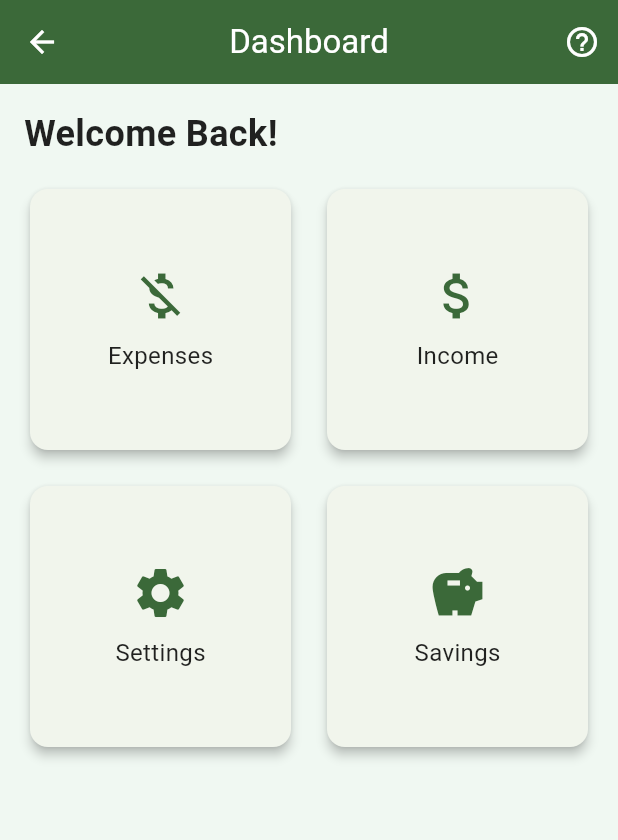
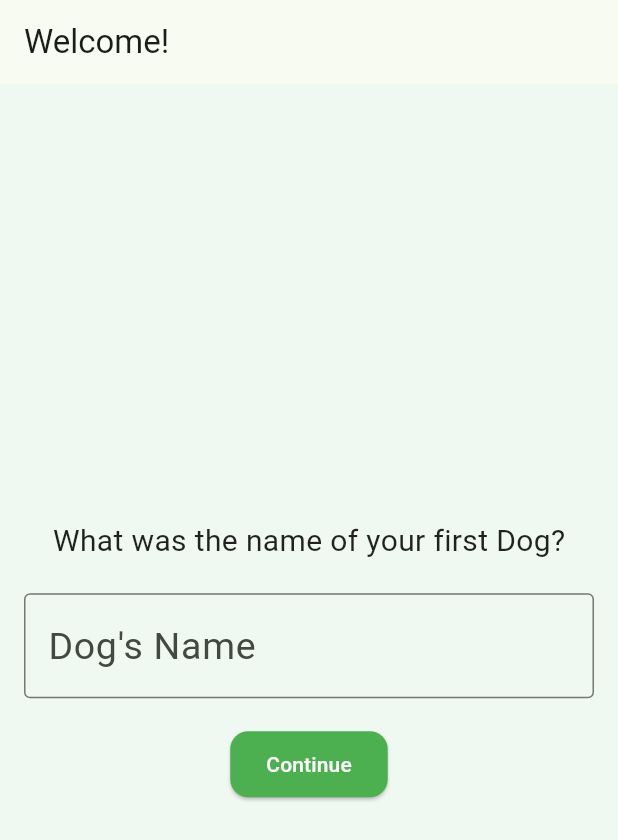
Before and after one commit to 64bitMagician/ExpenseTrackerApplication, a Flutter app: the screen it shows after launch, on a phone screen of 412 x 824 dp. Shown: the top 840 px of the screen. Run offline on Flutter 3.47's test engine with Material 3 defaults, Android fonts, the light colour scheme and no system bars; our stand-ins replace confetti, csv, shared_preferences.

Commit message:
So I added an OnBoarding Screen where you can store the name of your first dog, as a way of retreiving the password if you forgot about it. And now the forgot password screen works accordingly, it fetches the OnBoarding correct answer, and displays the password if the input from the User is Correct.

```diff
--- a/lib/appRoutes.dart
+++ b/lib/appRoutes.dart
@@ -11,7 +11,7 @@ import 'package:expense_tracker/screens/settings_screen.dart';
 import 'package:flutter/material.dart';
 
 class AppRoutes {
-  static const String loginScreen = '/';
+  static const String loginScreen = '/loginScreen';
   static const String helpScreen = '/helpScreen';
   static const String forgotPasswordScreen = '/forgotPasswordScreen';
   static const String expensesScreen = '/expensesScreen';
--- a/lib/main.dart
+++ b/lib/main.dart
@@ -1,25 +1,35 @@
-import 'package:expense_tracker/appRoutes.dart';
+import 'package:expense_tracker/screens/dashboardScreen.dart';
+import 'package:expense_tracker/screens/login_screen.dart';
+import 'package:expense_tracker/theme/app_theme.dart';
 import 'package:flutter/material.dart';
-import 'screens/login_screen.dart';
-import 'theme/app_theme.dart';
+import 'package:shared_preferences/shared_preferences.dart';
+
+import 'appRoutes.dart';
+import 'onboardingScreen.dart';
 
 void main() async {
-  WidgetsFlutterBinding.ensureInitialized(); //This ensures Flutter is fully initialized before calling any plugins.
-  runApp(const ExpenseTrackerApp());
+  WidgetsFlutterBinding.ensureInitialized();
+
+  final prefs = await SharedPreferences.getInstance();
+  final onboardingDone = prefs.getBool('onboardingDone') ?? false;
+
+  runApp(ExpenseTrackerApp(onboardingDone: onboardingDone));
 }
 
 class ExpenseTrackerApp extends StatelessWidget {
-  const ExpenseTrackerApp({super.key});
+  final bool onboardingDone;
+  const ExpenseTrackerApp({super.key, required this.onboardingDone});
 
   @override
   Widget build(BuildContext context) {
     return MaterialApp(
       title: 'Expense Tracker',
       debugShowCheckedModeBanner: false,
-      theme: AppTheme.lightTheme, // Light theme
-      darkTheme: AppTheme.darkTheme, // Dark theme
-      themeMode: ThemeMode.system, // Use system theme preference (light/dark)
-      initialRoute: AppRoutes.dashboardScreen,
+      theme: AppTheme.lightTheme, // your theme
+      darkTheme: AppTheme.darkTheme,
+      themeMode: ThemeMode.system,
+      // If onboardingDone is true, start at dashboard, else show onboarding first
+      home: onboardingDone ? const LoginScreen() : OnboardingScreen(),
       routes: AppRoutes.routes,
     );
   }
--- /dev/null
+++ b/lib/onboardingScreen.dart
@@ -0,0 +1,66 @@
+import 'package:expense_tracker/appRoutes.dart';
+import 'package:flutter/material.dart';
+import 'package:shared_preferences/shared_preferences.dart';
+
+class OnboardingScreen extends StatefulWidget {
+
+  const OnboardingScreen({Key? key}) : super(key: key);
+
+  @override
+  State<OnboardingScreen> createState() => _OnboardingScreenState();
+}
+
+class _OnboardingScreenState extends State<OnboardingScreen> {
+  final _formKey = GlobalKey<FormState>();
+  final TextEditingController _dogNameController = TextEditingController();
+
+  Future<void> _saveAnswer() async {
+    if (!_formKey.currentState!.validate()) return;
+
+    final prefs = await SharedPreferences.getInstance();
+    await prefs.setString('firstDogName', _dogNameController.text.trim());
+    await prefs.setBool('onboardingDone', true);
+    Navigator.of(context).pushReplacementNamed(AppRoutes.loginScreen);
+  }
+
+  @override
+  Widget build(BuildContext context) {
+    return Scaffold(
+      appBar: AppBar(title: const Text('Welcome!')),
+      body: Padding(
+        padding: const EdgeInsets.all(16.0),
+        child: Form(
+          key: _formKey,
+          child: Column(
+            mainAxisAlignment: MainAxisAlignment.center,
+            children: [
+              const Text(
+                'What was the name of your first Dog?',
+                style: TextStyle(fontSize: 20),
+              ),
+              const SizedBox(height: 20),
+              TextFormField(
+                controller: _dogNameController,
+                decoration: const InputDecoration(
+                  labelText: 'Dog\'s Name',
+                  border: OutlineInputBorder(),
+                ),
+                validator: (value) {
+                  if (value == null || value.trim().isEmpty) {
+                    return 'Please enter a name';
+                  }
+                  return null;
+                },
+              ),
+              const SizedBox(height: 20),
+              ElevatedButton(
+                onPressed: _saveAnswer,
+                child: const Text('Continue'),
+              ),
+            ],
+          ),
+        ),
+      ),
+    );
+  }
+}
--- a/pubspec.yaml
+++ b/pubspec.yaml
@@ -39,6 +39,7 @@ dependencies:
   csv: ^6.0.0
   intl: ^0.20.2
   flutter_launcher_icons: ^0.14.3
+  shared_preferences: ^2.5.3
 
 dev_dependencies:
   flutter_test:
```
Also changed, not shown: lib/animations/password_hint_animation.dart (+8 -7 lines), lib/screens/forgot_password_screen.dart (+16 -2 lines), pubspec.lock, 1 other file.
